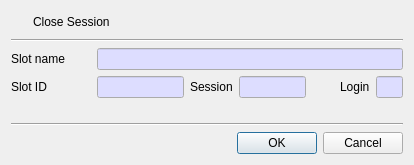
Qt form CryptokiMan/close_session_dlg.ui (jykim74/CryptokiMan) before a commit.
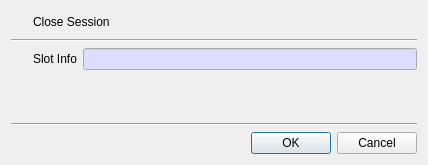
The same form after that commit. Icons and pictures are not drawn.

Diff of the .ui file:
```diff
--- a/CryptokiMan/close_session_dlg.ui
+++ b/CryptokiMan/close_session_dlg.ui
@@ -6,7 +6,7 @@
    <rect>
     <x>0</x>
     <y>0</y>
-    <width>414</width>
+    <width>428</width>
     <height>165</height>
    </rect>
   </property>
@@ -66,21 +66,21 @@
      <property name="topMargin">
       <number>0</number>
      </property>
-     <item row="0" column="0">
+     <item row="0" column="1">
       <widget class="QLabel" name="label">
        <property name="minimumSize">
         <size>
-         <width>80</width>
+         <width>0</width>
          <height>0</height>
         </size>
        </property>
        <property name="text">
-        <string>Slot name</string>
+        <string>Slot Info</string>
        </property>
       </widget>
      </item>
-     <item row="0" column="1">
-      <widget class="QLineEdit" name="mSlotNameText">
+     <item row="0" column="2">
+      <widget class="QLineEdit" name="mSlotInfoText">
        <property name="minimumSize">
         <size>
          <width>300</width>
@@ -119,208 +119,28 @@
        </property>
       </widget>
      </item>
-    </layout>
-   </item>
-   <item>
-    <layout class="QHBoxLayout" name="horizontalLayout_2">
-     <item>
-      <widget class="QLabel" name="label_3">
+     <item row="0" column="0">
+      <widget class="QPushButton" name="mSlotBtn">
        <property name="minimumSize">
         <size>
-         <width>80</width>
+         <width>16</width>
          <height>0</height>
         </size>
        </property>
-       <property name="text">
-        <string>Slot ID</string>
-       </property>
-      </widget>
-     </item>
-     <item>
-      <widget class="QLineEdit" name="mSlotIDText">
-       <property name="minimumSize">
-        <size>
-         <width>80</width>
-         <height>0</height>
-        </size>
-       </property>
        <property name="maximumSize">
         <size>
-         <width>100</width>
+         <width>16</width>
          <height>16777215</height>
         </size>
        </property>
-       <property name="palette">
-        <palette>
-         <active>
-          <colorrole role="Base">
-           <brush brushstyle="SolidPattern">
-            <color alpha="255">
-             <red>221</red>
-             <green>221</green>
-             <blue>255</blue>
-            </color>
-           </brush>
-          </colorrole>
-         </active>
-         <inactive>
-          <colorrole role="Base">
-           <brush brushstyle="SolidPattern">
-            <color alpha="255">
-             <red>221</red>
-             <green>221</green>
-             <blue>255</blue>
-            </color>
-           </brush>
-          </colorrole>
-         </inactive>
-         <disabled>
-          <colorrole role="Base">
-           <brush brushstyle="SolidPattern">
-            <color alpha="255">
-             <red>240</red>
-             <green>240</green>
-             <blue>240</blue>
-            </color>
-           </brush>
-          </colorrole>
-         </disabled>
-        </palette>
-       </property>
-       <property name="readOnly">
-        <bool>true</bool>
-       </property>
-      </widget>
-     </item>
-     <item>
-      <widget class="QLabel" name="label_4">
        <property name="text">
-        <string>Session</string>
+        <string/>
        </property>
-      </widget>
-     </item>
-     <item>
-      <widget class="QLineEdit" name="mSessionText">
-       <property name="minimumSize">
-        <size>
-         <width>60</width>
-         <height>0</height>
-        </size>
+       <property name="icon">
+        <iconset resource="cryptokiman.qrc">
+         <normaloff>:/images/slot.png</normaloff>:/images/slot.png</iconset>
        </property>
-       <property name="maximumSize">
-        <size>
-         <width>80</width>
-         <height>16777215</height>
-        </size>
-       </property>
-       <property name="palette">
-        <palette>
-         <active>
-          <colorrole role="Base">
-           <brush brushstyle="SolidPattern">
-            <color alpha="255">
-             <red>221</red>
-             <green>221</green>
-             <blue>255</blue>
-            </color>
-           </brush>
-          </colorrole>
-         </active>
-         <inactive>
-          <colorrole role="Base">
-           <brush brushstyle="SolidPattern">
-            <color alpha="255">
-             <red>221</red>
-             <green>221</green>
-             <blue>255</blue>
-            </color>
-           </brush>
-          </colorrole>
-         </inactive>
-         <disabled>
-          <colorrole role="Base">
-           <brush brushstyle="SolidPattern">
-            <color alpha="255">
-             <red>240</red>
-             <green>240</green>
-             <blue>240</blue>
-            </color>
-           </brush>
-          </colorrole>
-         </disabled>
-        </palette>
-       </property>
-       <property name="readOnly">
-        <bool>true</bool>
-       </property>
-      </widget>
-     </item>
-     <item>
-      <spacer name="horizontalSpacer">
-       <property name="orientation">
-        <enum>Qt::Horizontal</enum>
-       </property>
-       <property name="sizeHint" stdset="0">
-        <size>
-         <width>40</width>
-         <height>20</height>
-        </size>
-       </property>
-      </spacer>
-     </item>
-     <item>
-      <widget class="QLabel" name="label_5">
-       <property name="text">
-        <string>Login</string>
-       </property>
-      </widget>
-     </item>
-     <item>
-      <widget class="QLineEdit" name="mLoginText">
-       <property name="maximumSize">
-        <size>
-         <width>40</width>
-         <height>16777215</height>
-        </size>
-       </property>
-       <property name="palette">
-        <palette>
-         <active>
-          <colorrole role="Base">
-           <brush brushstyle="SolidPattern">
-            <color alpha="255">
-             <red>221</red>
-             <green>221</green>
-             <blue>255</blue>
-            </color>
-           </brush>
-          </colorrole>
-         </active>
-         <inactive>
-          <colorrole role="Base">
-           <brush brushstyle="SolidPattern">
-            <color alpha="255">
-             <red>221</red>
-             <green>221</green>
-             <blue>255</blue>
-            </color>
-           </brush>
-          </colorrole>
-         </inactive>
-         <disabled>
-          <colorrole role="Base">
-           <brush brushstyle="SolidPattern">
-            <color alpha="255">
-             <red>240</red>
-             <green>240</green>
-             <blue>240</blue>
-            </color>
-           </brush>
-          </colorrole>
-         </disabled>
-        </palette>
-       </property>
-       <property name="readOnly">
+       <property name="flat">
         <bool>true</bool>
        </property>
       </widget>
```
Left out of the diff: 5 changed lines with no effect on the pictures.
